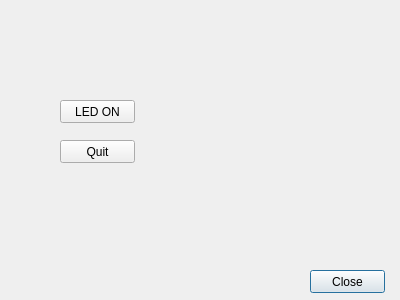
Before: the Qt Designer form CuteCaspar/RaspberryPIDialog.ui in geertdaelemans/CuteCaspar, drawn with Qt 5.
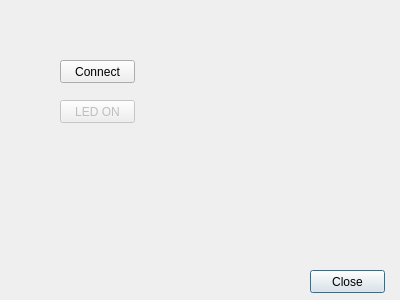
After: the same form once the commit is applied. Icons and pictures are not drawn.

Patch:
```diff
--- a/CuteCaspar/RaspberryPIDialog.ui
+++ b/CuteCaspar/RaspberryPIDialog.ui
@@ -17,7 +17,7 @@
    <property name="geometry">
     <rect>
      <x>60</x>
-     <y>140</y>
+     <y>60</y>
      <width>75</width>
      <height>23</height>
     </rect>
@@ -26,10 +26,13 @@
     <enum>Qt::NoFocus</enum>
    </property>
    <property name="text">
-    <string>Quit</string>
+    <string>Connect</string>
    </property>
   </widget>
   <widget class="QPushButton" name="btnLed">
+   <property name="enabled">
+    <bool>false</bool>
+   </property>
    <property name="geometry">
     <rect>
      <x>60</x>
```
Left out of the diff: 2 changed lines with no effect on the pictures.
